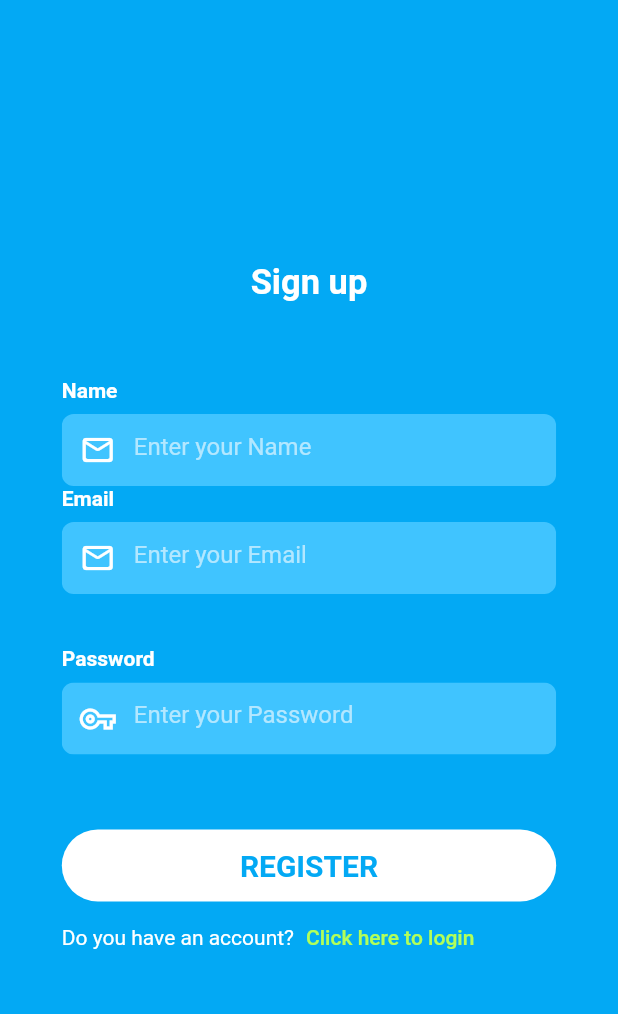
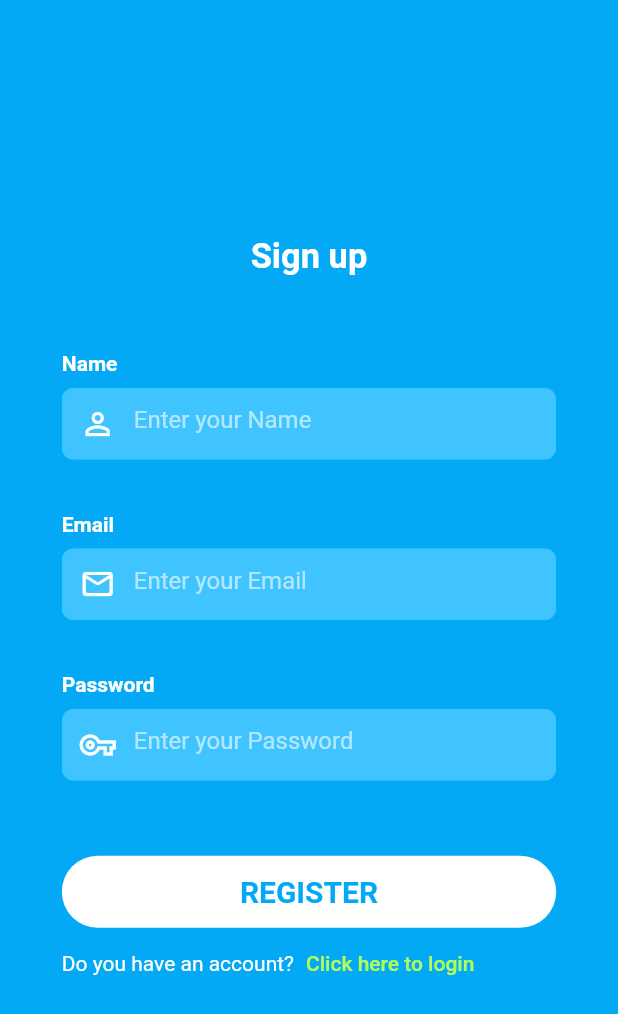
Before and after one commit to 10Lee/my_login_register_screen_ui_app, a Flutter app: the RegistrationScreen screen opened directly, on a phone screen of 412 x 824 dp. Shown: the top 1014 px of the screen. Run offline on Flutter 3.47's test engine with Material 2 defaults, Android fonts, the phone set to English and light mode, and no system bars; our stand-ins replace firebase_core; accounts and stored records are empty.

```diff
--- a/lib/screens/registration_screen.dart
+++ b/lib/screens/registration_screen.dart
@@ -40,18 +40,18 @@ class _RegistrationScreenState extends State<RegistrationScreen> {
                     ClipRRect(
                       borderRadius: BorderRadius.circular(8.0),
                       child: TextField(
-                        keyboardType: TextInputType.emailAddress,
                         style: TextStyle(color: Colors.white),
                         onChanged: (value) {},
                         decoration: kTextInputDecoration.copyWith(
                           hintText: 'Enter your Name',
                           prefixIcon: Icon(
-                            Icons.mail_outline_rounded,
+                            Icons.person_outline,
                             color: Colors.white,
                           ),
                         ),
                       ),
                     ),
+                    SizedBox(height: 35.0),
                     Text(
                       'Email',
                       style: TextStyle(
```
